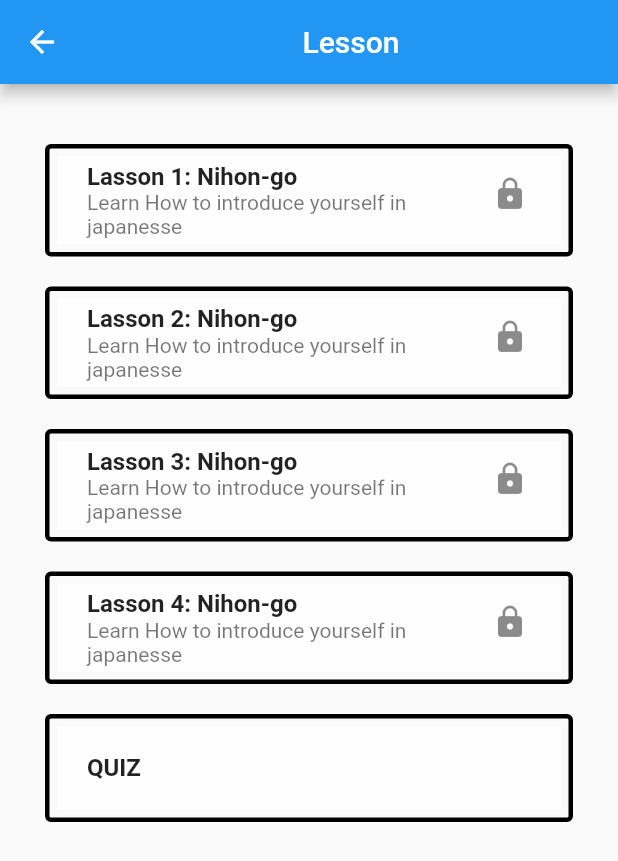
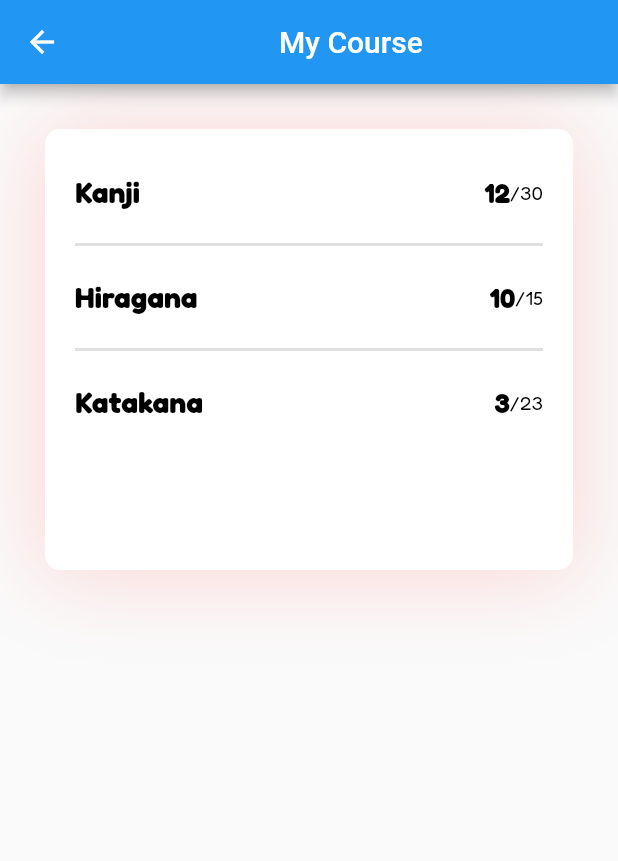
Before and after one commit to H4gai/Learn.nihongo, a Flutter app: the screen it shows once a user with an empty profile is signed in, after a tap on "My Course", on a phone screen of 412 x 824 dp. Shown: the top 861 px of the screen. Run offline on Flutter 3.47's test engine with Material 2 defaults, Android fonts, the light colour scheme and no system bars; our stand-ins replace cloud_firestore, firebase_auth, firebase_core, google_fonts; accounts and stored records are empty; network calls fail.

Commit message:
Update 2.4
Tambah Page:
1. Detail Lesson
2. My Course

```diff
--- a/lib/route/route.dart
+++ b/lib/route/route.dart
@@ -1,9 +1,9 @@
 import 'package:flutter/material.dart';
 import 'package:nihongo_learn/main.dart';
+import 'package:nihongo_learn/view/detailLesson_page.dart';
+import 'package:nihongo_learn/view/myCourse_page.dart';
 import 'package:nihongo_learn/view/wordsheet.dart';
 import 'package:nihongo_learn/view/main_menu.dart';
-import 'package:nihongo_learn/view/wordsheetCourse.dart';
-import 'package:nihongo_learn/view/login_page.dart';
 import 'package:nihongo_learn/view/register_page.dart';
 import 'package:nihongo_learn/view/lessonPage.dart';
 
@@ -13,6 +13,8 @@ const String secondPage = 'secondpage';
 const String thirdPage = 'thirdpage';
 const String Quiz = 'quiz';
 const String Lesson = 'lesson';
+const String detailLesson = 'detaillesson';
+const String myCourse = 'mycourse';
 
 void homepage() {}
 
@@ -23,12 +25,16 @@ Route<dynamic> controller(RouteSettings settings) {
       return MaterialPageRoute(builder: (context) => MyApp());
     case secondPage:
       return MaterialPageRoute(builder: (context) => wordsheet());
-     case thirdPage:
-       return MaterialPageRoute(builder: (context) => RegisterPage() );
+    case thirdPage:
+      return MaterialPageRoute(builder: (context) => RegisterPage() );
     case Quiz:
       return MaterialPageRoute(builder: (context) => MainMenu() );
     case Lesson:
       return MaterialPageRoute(builder: (context) => lesson() );
+    case detailLesson:
+      return MaterialPageRoute(builder: (context) => DetailLesson() );
+    case myCourse:
+      return MaterialPageRoute(builder: (context) => MyCourse() );
     default:
       throw ('this route name does not exist');
   }
--- /dev/null
+++ b/lib/view/detailLesson_page.dart
@@ -0,0 +1,70 @@
+import 'package:flutter/material.dart';
+import 'package:google_fonts/google_fonts.dart';
+import 'package:nihongo_learn/ui/shared/color.dart';
+
+class DetailLesson extends StatefulWidget {
+  const DetailLesson({Key? key}) : super(key: key);
+
+  @override
+  State<DetailLesson> createState() => _DetailLessonState();
+}
+
+class _DetailLessonState extends State<DetailLesson> {
+  @override
+  Widget build(BuildContext context) {
+    return Scaffold(
+      backgroundColor: AppColor.subtleWhite,
+      appBar: AppBar(
+        backgroundColor: AppColor.subtleWhite,
+        foregroundColor: Colors.black,
+      ),
+      body: Padding(
+        padding: const EdgeInsets.all(30.0),
+        child: Column(
+          crossAxisAlignment: CrossAxisAlignment.start,
+          textDirection: TextDirection.ltr,
+          children: [
+            Text(
+              'Lesson 1 : Nihongo',
+              style: GoogleFonts.fredoka(
+                color: Colors.black,
+                fontSize: 16,
+              ),
+            ),
+            SizedBox(height: 10),
+            Text(
+              'LET\'S INTRODUCE YOURSELF IN JAPANESE',
+              style: GoogleFonts.fredoka(
+                color: Colors.black,
+                fontSize: 18,
+              ),
+            ),
+            SizedBox(height: 20),
+            Image.network(
+              'https://www.scienceofpeople.com/wp-content/uploads/2014/09/1314878_HowtoMakeFriendsGuideImages1250x650V12_030322.jpg',
+            ),
+            SizedBox(height: 20),
+            Text(
+              '私はリズです\nWatashi wa Rizu desu\nSaya adalah Rizu',
+              style: GoogleFonts.fredoka(
+                color: Colors.black,
+                fontSize: 13,
+              ),
+            ),
+          ],
+        ),
+      ),
+      floatingActionButton: FloatingActionButton(
+        onPressed: () {},
+        backgroundColor: AppColor.japanRed,
+        child: Text(
+          'NEXT',
+          style: GoogleFonts.fredoka(
+            color: Colors.white,
+            fontSize: 14,
+          ),
+        ),
+      ),
+    );
+  }
+}
--- a/lib/view/lessonPage.dart
+++ b/lib/view/lessonPage.dart
@@ -32,7 +32,7 @@ class _lesson extends State<lesson> {
             onPressed: () {
               Navigator.pushNamed(
                   context,
-                  route.Quiz);
+                  route.detailLesson);
             },
             style: TextButton.styleFrom( //<-- SEE HERE
               side: BorderSide(width: 3.0),
@@ -72,7 +72,7 @@ class _lesson extends State<lesson> {
               onPressed: () {
                 Navigator.pushNamed(
                     context,
-                    route.Quiz);
+                    route.detailLesson);
               },
               style: TextButton.styleFrom( //<-- SEE HERE
                 side: BorderSide(width: 3.0),
@@ -112,7 +112,7 @@ class _lesson extends State<lesson> {
               onPressed: () {
                 Navigator.pushNamed(
                     context,
-                    route.Quiz);
+                    route.detailLesson);
               },
               style: TextButton.styleFrom( //<-- SEE HERE
                 side: BorderSide(width: 3.0),
@@ -152,7 +152,7 @@ class _lesson extends State<lesson> {
               onPressed: () {
                 Navigator.pushNamed(
                     context,
-                    route.Quiz);
+                    route.detailLesson);
               },
               style: TextButton.styleFrom( //<-- SEE HERE
                 side: BorderSide(width: 3.0),
@@ -191,7 +191,7 @@ class _lesson extends State<lesson> {
               onPressed: () {
                 Navigator.pushNamed(
                     context,
-                    route.Quiz);
+                    route.detailLesson);
               },
               style: TextButton.styleFrom( //<-- SEE HERE
                 side: BorderSide(width: 3.0),
--- a/lib/view/menu.dart
+++ b/lib/view/menu.dart
@@ -22,12 +22,10 @@ class _menu extends State<menu> {
         ),
       ),
       body: Container(
-          child: ListView(
+        child: ListView(children: [
+          Column(
             children: [
-                Column(
-                  children:[
               Card(
-
                 child: SizedBox(
                   width: 350,
                   height: 100,
@@ -35,22 +33,22 @@ class _menu extends State<menu> {
                     child: Column(
                       children: <Widget>[
                         const ListTile(
-
                           title: Text('Learned Today'),
                           subtitle: Text('12min / 30min'),
-
                         ),
                         Row(
                           mainAxisAlignment: MainAxisAlignment.center,
                           children: <Widget>[
                             TextButton(
-
-                                    child: const Text('My Course', style: TextStyle(color: Colors.white),),
+                              child: const Text(
+                                'My Course',
+                                style: TextStyle(color: Colors.white),
+                              ),
                               style: TextButton.styleFrom(
                                 backgroundColor: Colors.redAccent,
                               ),
                               onPressed: () {
-                                        Navigator.pushNamed(context, route.Lesson);
+                                Navigator.pushNamed(context, route.myCourse);
                               },
                             ),
                             const SizedBox(width: 15),
@@ -63,7 +61,6 @@ class _menu extends State<menu> {
               ),
               MyStatelessWidget(),
               Card(
-
                 child: SizedBox(
                   width: 350,
                   height: 300,
@@ -71,52 +68,77 @@ class _menu extends State<menu> {
                     child: Column(
                       children: <Widget>[
                         const ListTile(
-
-                                title: Text('Learned Today', style: TextStyle(fontSize: 25, fontWeight: FontWeight.w600)),
-
+                          title: Text('Learned Today',
+                            style: TextStyle(
+                              fontSize: 25,
+                              fontWeight: FontWeight.w600,
+                            ),
+                          ),
                         ),
                         Column(
                           mainAxisAlignment: MainAxisAlignment.start,
                           children: <Widget>[
                             Padding(
                               padding: EdgeInsets.all(15.0),
-                                      child:Row(
-                                      children:<Widget>[
+                              child: Row(
+                                children: <Widget>[
                                   CircularProgressIndicator(
                                     value: 0.5,
-                                        semanticsLabel: 'Circular progress indicator',
+                                    semanticsLabel:
+                                    'Circular progress indicator',
                                   ),
                                   Padding(
-                                          padding: EdgeInsets.fromLTRB(10.0, 0, 0, 0),
-                                          child: Text("Kanji", style: TextStyle(fontWeight: FontWeight.w600)),),
+                                    padding: EdgeInsets.fromLTRB(
+                                        10.0, 0, 0, 0),
+                                    child: Text("Kanji",
+                                        style: TextStyle(
+                                            fontWeight: FontWeight.w600)
+                                    ),
+                                  ),
                                 ],
                               ),
                             ),
                             Padding(
                               padding: EdgeInsets.all(15.0),
-                                      child:Row(
-                                      children:<Widget>[
+                              child: Row(
+                                children: <Widget>[
                                   CircularProgressIndicator(
                                     value: 0.8,
-                                        semanticsLabel: 'Circular progress indicator',
+                                    semanticsLabel:
+                                    'Circular progress indicator',
                                   ),
                                   Padding(
-                                          padding: EdgeInsets.fromLTRB(10.0, 0, 0, 0),
-                                          child: Text("Katakana", style: TextStyle(fontWeight: FontWeight.w600)),),
+                                    padding: EdgeInsets.fromLTRB(
+                                        10.0, 0, 0, 0),
+                                    child: Text(
+                                      "Katakana",
+                                      style: TextStyle(
+                                        fontWeight: FontWeight.w600,
+                                      ),
+                                    ),
+                                  ),
                                 ],
                               ),
                             ),
                             Padding(
                               padding: EdgeInsets.all(15.0),
-                                      child:Row(
-                                      children:<Widget>[
+                              child: Row(
+                                children: <Widget>[
                                   CircularProgressIndicator(
                                     value: 0.1,
-                                        semanticsLabel: 'Circular progress indicator',
+                                    semanticsLabel:
+                                    'Circular progress indicator',
                                   ),
                                   Padding(
-                                          padding: EdgeInsets.fromLTRB(10.0, 0, 0, 0),
-                                          child: Text("Hiragana", style: TextStyle(fontWeight: FontWeight.w600)),),
+                                    padding: EdgeInsets.fromLTRB(
+                                        10.0, 0, 0, 0),
+                                    child: Text(
+                                      "Hiragana",
+                                      style: TextStyle(
+                                        fontWeight: FontWeight.w600,
+                                      ),
+                                    ),
+                                  ),
                                 ],
                               ),
                             ),
@@ -129,14 +151,13 @@ class _menu extends State<menu> {
               ),
             ],
           ),
-
         ]
         ),
-
       ),
     );
   }
 }
+
 class MyStatelessWidget extends StatelessWidget {
   const MyStatelessWidget({super.key});
 
@@ -159,7 +180,10 @@ class MyStatelessWidget extends StatelessWidget {
             height: 200,
             child: Padding(
               padding: EdgeInsets.all(15.0),
-              child: Text('Continue Course', style: TextStyle(fontWeight: FontWeight.w800, fontSize: 23),),
+              child: Text(
+                'Continue Course',
+                style: TextStyle(fontWeight: FontWeight.w800, fontSize: 23),
+              ),
             ),
           ),
         ),
--- /dev/null
+++ b/lib/view/myCourse_page.dart
@@ -0,0 +1,180 @@
+import 'package:flutter/material.dart';
+import 'package:google_fonts/google_fonts.dart';
+import 'package:nihongo_learn/ui/shared/color.dart';
+import 'package:nihongo_learn/view/quizz_screen.dart';
+
+class MyCourse extends StatefulWidget {
+  const MyCourse({Key? key}) : super(key: key);
+
+  @override
+  State<MyCourse> createState() => _MyCourseState();
+}
+
+class _MyCourseState extends State<MyCourse> {
+  @override
+  Widget build(BuildContext context) {
+    return Scaffold(
+      appBar: AppBar(
+        title: Row(
+          mainAxisAlignment: MainAxisAlignment.center,
+          children: [
+            Text("My Course"),
+          ],
+        ),
+      ),
+      backgroundColor: AppColor.subtleWhite,
+      body: SafeArea(
+        child: Center(
+          child: Column(
+            children: [
+              Padding(
+                padding: EdgeInsets.symmetric(
+                  horizontal: 30.0,
+                  vertical: 30.0,
+                ),
+                child: Container(
+                  decoration: BoxDecoration(
+                    color: Colors.white,
+                    borderRadius: BorderRadius.circular(10),
+                    boxShadow: [
+                      BoxShadow(
+                        color: AppColor.softRed.withOpacity(0.25),
+                        spreadRadius: 2,
+                        blurRadius: 50,
+                        offset: Offset(0, 2),
+                      ),
+                    ],
+                  ),
+                  child: Padding(
+                    padding: const EdgeInsets.only(
+                      left: 20.0,
+                      right: 20.0,
+                      top: 30.0,
+                      bottom: 100.0,
+                    ),
+                    child: Column(
+                      children: [
+                        // baris progres Kanji
+                        Row(
+                          mainAxisAlignment: MainAxisAlignment.spaceBetween,
+                          children: [
+                            Text(
+                              'Kanji',
+                              style: GoogleFonts.fredoka(
+                                color: Colors.black,
+                                fontSize: 20,
+                                fontWeight: FontWeight.bold,
+                              ),
+                            ),
+                            Row(
+                              children: [
+                                Text(
+                                  '12',
+                                  style: GoogleFonts.fredoka(
+                                    color: Colors.black,
+                                    fontSize: 18,
+                                    fontWeight: FontWeight.bold,
+                                  ),
+                                ),
+                                Text(
+                                  '/30',
+                                  style: GoogleFonts.fredoka(
+                                    color: Colors.black,
+                                    fontSize: 13,
+                                  ),
+                                ),
+                              ],
+                            ),
+                          ],
+                        ),
+                        SizedBox(height: 15),
+                        Divider(
+                          thickness: 2,
+                        ),
+                        SizedBox(height: 15),
+
+                        // baris progres Hiragana
+                        Row(
+                          mainAxisAlignment: MainAxisAlignment.spaceBetween,
+                          children: [
+                            Text(
+                              'Hiragana',
+                              style: GoogleFonts.fredoka(
+                                color: Colors.black,
+                                fontSize: 20,
+                                fontWeight: FontWeight.bold,
+                              ),
+                            ),
+                            Row(
+                              children: [
+                                Text(
+                                  '10',
+                                  style: GoogleFonts.fredoka(
+                                    color: Colors.black,
+                                    fontSize: 18,
+                                    fontWeight: FontWeight.bold,
+                                  ),
+                                ),
+                                Text(
+                                  '/15',
+                                  style: GoogleFonts.fredoka(
+                                    color: Colors.black,
+                                    fontSize: 13,
+                                  ),
+                                ),
+                              ],
+                            ),
+                          ],
+                        ),
+
+                        SizedBox(height: 15),
+                        Divider(
+                          thickness: 2,
+                        ),
+                        SizedBox(height: 15),
+
+                        // baris progres Katakana
+                        Row(
+                          mainAxisAlignment: MainAxisAlignment.spaceBetween,
+                          children: [
+                            Text(
+                              'Katakana',
+                              style: GoogleFonts.fredoka(
+                                color: Colors.black,
+                                fontSize: 20,
+                                fontWeight: FontWeight.bold,
+                              ),
+                            ),
+                            Row(
+                              children: [
+                                Text(
+                                  '3',
+                                  style: GoogleFonts.fredoka(
+                                    color: Colors.black,
+                                    fontSize: 18,
+                                    fontWeight: FontWeight.bold,
+                                  ),
+                                ),
+                                Text(
+                                  '/23',
+                                  style: GoogleFonts.fredoka(
+                                    color: Colors.black,
+                                    fontSize: 13,
+                                  ),
+                                ),
+                              ],
+                            ),
+                          ],
+                        ),
+                      ],
+                    ),
+                  ),
+                ),
+              ),
+            ],
+          ),
+        ),
+      ),
+    );
+  }
+}
```
Lines whose indentation alone changed are shown as unchanged.
